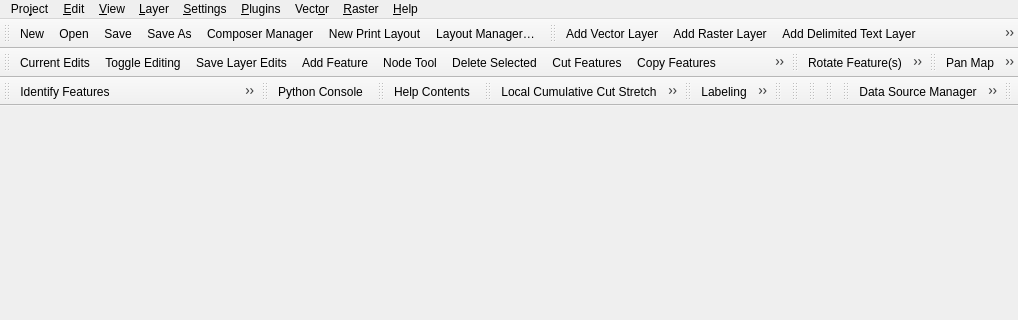
qgis/QGIS, file src/ui/qgisapp.ui: the form before one commit; both pictures show x 0 to 1018 and y 0 to 320 of the 1018 by 506 pixel window.
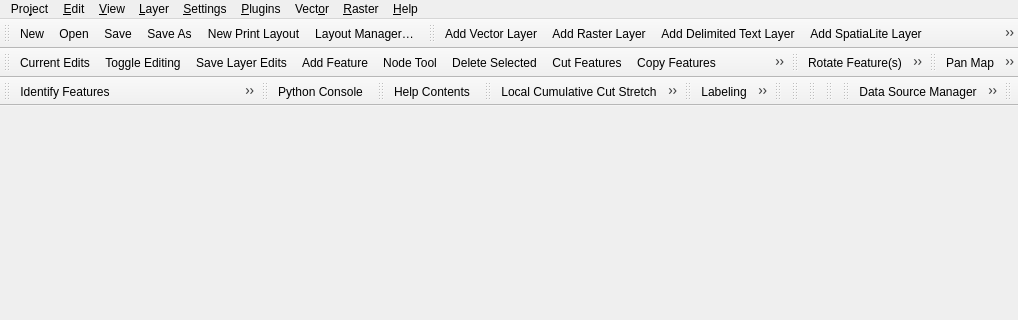
The form after the commit. Icons and pictures are not drawn.

Commit message:
More composer->layout action swapping
Compositions are now only accessible via the composer manager
in the projects menu. This will be removed when the converter
work is merged.

The edit to the form file:
```diff
--- a/src/ui/qgisapp.ui
+++ b/src/ui/qgisapp.ui
@@ -367,7 +367,6 @@
    <addaction name="mActionOpenProject"/>
    <addaction name="mActionSaveProject"/>
    <addaction name="mActionSaveProjectAs"/>
-   <addaction name="mActionShowComposerManager"/>
    <addaction name="mActionNewPrintLayout"/>
    <addaction name="mActionShowLayoutManager"/>
   </widget>
```
Left out of the diff: 17 changed lines with no effect on the pictures. The commit also changes 3 other files.
